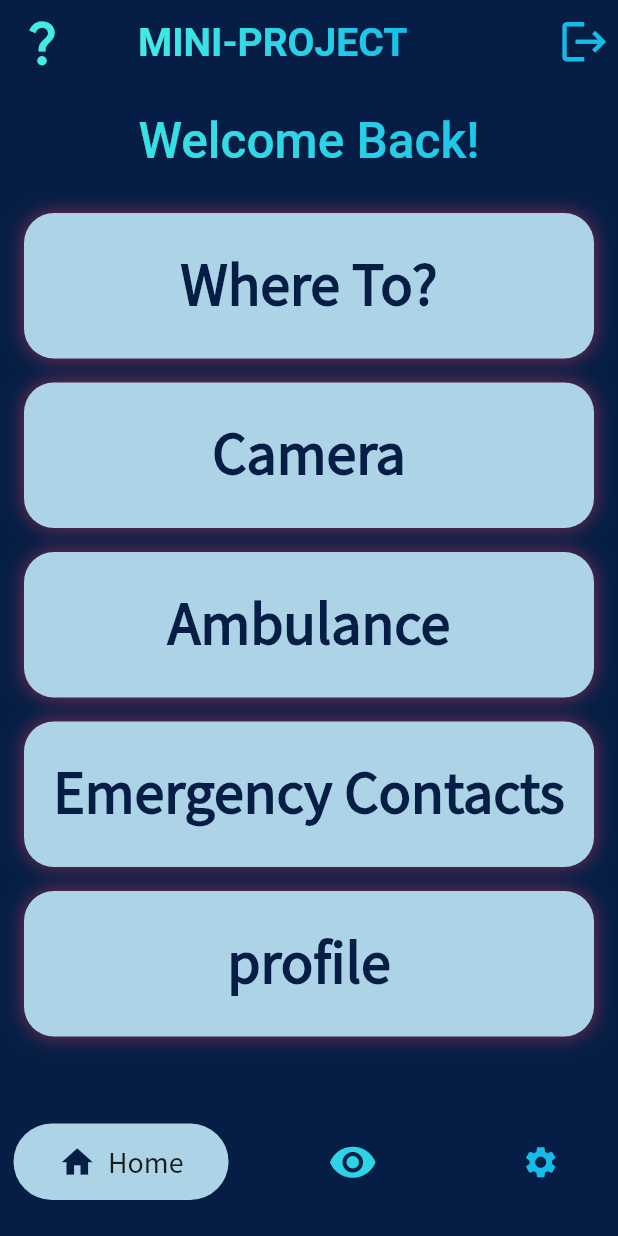
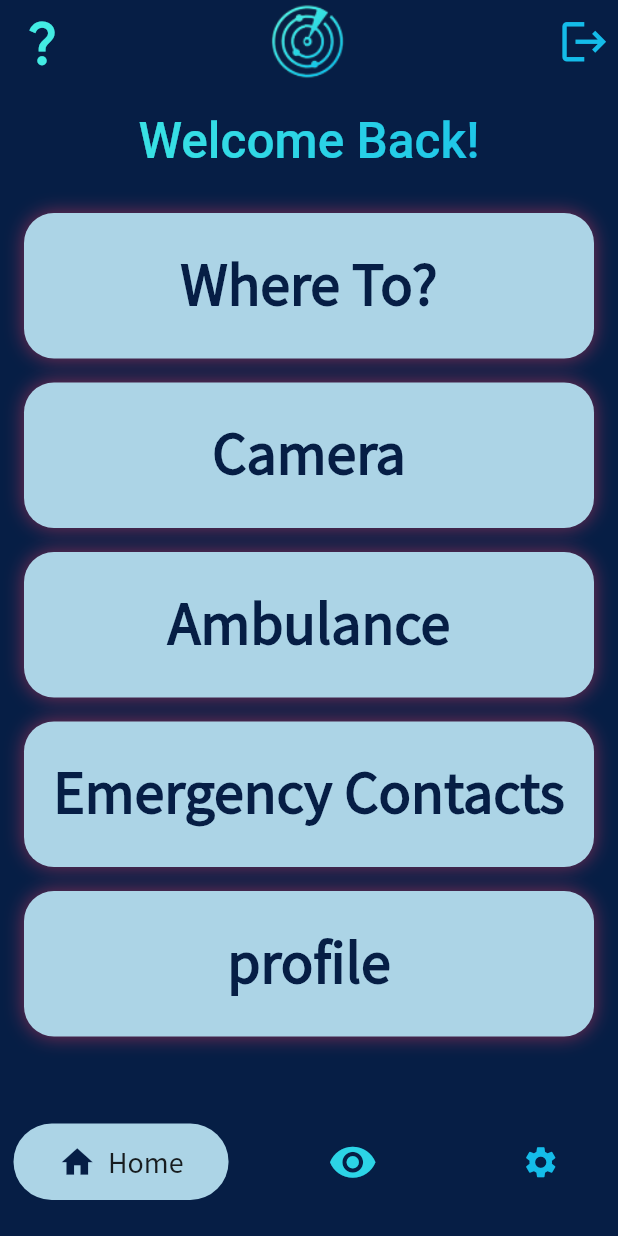
Before and after one commit to ghosthanos/Guidance-system-for-the-visually-impaired, a Flutter app: the MainHomePage screen opened directly, on a phone screen of 412 x 824 dp. Run offline on Flutter 3.47's test engine with Material 2 defaults, Android fonts, the phone set to English and light mode, and no system bars; drawn by our look-alikes of google_nav_bar, simple_gradient_text; our stand-ins replace firebase_auth, firebase_core, flutter_tts; missing offline and left inert: audiofileplayer, flutter_phone_direct_caller; accounts and stored records are empty; statements that could not run were skipped.

Commit message:
Update homepage.dart

```diff
--- a/lib/screen/homepage.dart
+++ b/lib/screen/homepage.dart
@@ -3,6 +3,8 @@ import 'package:flutter_tts/flutter_tts.dart';
 import 'package:google_nav_bar/google_nav_bar.dart';
 import 'package:miniproject/Untitled-1.dart';
 import 'package:miniproject/models/googlemaps.dart';
+import 'package:miniproject/models/profile_page.dart';
+import 'package:miniproject/pages/emergency_contacts.dart';
 import 'package:miniproject/pages/loginpage.dart';
 import 'package:miniproject/screen/homepage_grid.dart';
 import 'package:miniproject/test_homepage.dart';
@@ -79,9 +81,11 @@ class MainHomePage extends StatelessWidget {
                     fontWeight: FontWeight.w500),
                 iconSize: 25,
                 onPressed: () async {
-                  speakText(
-                    'Settings',
-                  );
+                  Navigator.push(
+                      context,
+                      MaterialPageRoute(
+                        builder: (context) => ProfileScreen(),
+                      ));
                 },
               ),
             ],
@@ -104,20 +108,7 @@ class MainHomePage extends StatelessWidget {
           color: Color.fromRGBO(67, 236, 227, 1),
           iconSize: 37,
         ),
-        title: new Padding(
-          padding: const EdgeInsets.only(left: 20.0),
-          child: GradientText(
-            'MINI-PROJECT  ',
-            style: TextStyle(
-              fontSize: 26.0,
-              fontWeight: FontWeight.w700,
-            ),
-            colors: [
-              Color.fromRGBO(67, 236, 227, 1),
-              Color.fromRGBO(20, 188, 233, 1),
-            ],
-          ),
-        ),
+        title: Image.asset('images/appbar_image.png'),
         actions: <Widget>[
           IconButton(
             icon: const Icon(
```
